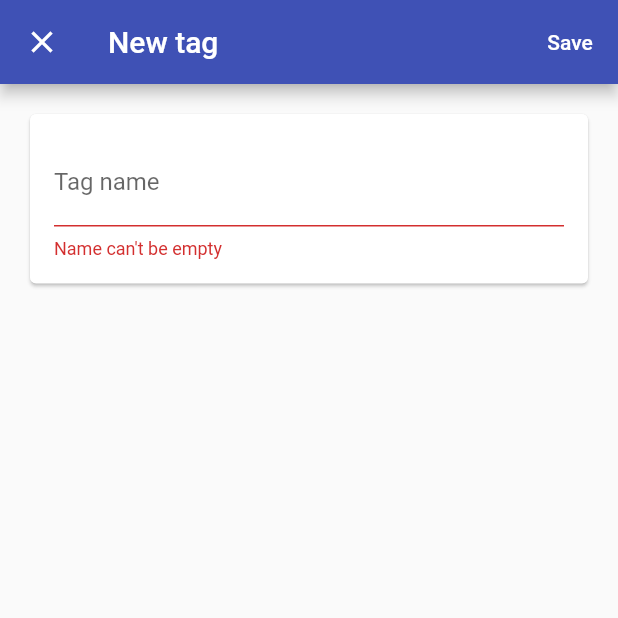
After one commit to req-2020-2-empty-coffee-cups/notorious-note-tradicional, a Flutter app: the screen it shows after launch, item 2 of the bottom bar chosen, after a tap on the "add" icon, on a phone screen of 412 x 824 dp, the top half of it. The commit adds this screen. Run offline on Flutter 3.47's test engine with Material 2 defaults, Android fonts, the phone set to English and light mode, and no system bars; our stand-ins replace sqflite; accounts and stored records are empty.

Commit message:
Adicionar CRUD de etiquetas
Adicionar funcionalidade de criação, leitura, modificação e remoção de
etiquetas.

- Atualizar classe que interage com o banco de dados, implementando os
métodos que trabalham no CRUD de etiquetas e na construção de lista de
- etiquetas existentes
- Renomear página de leitura de notas `MainPage` para `NotesPage`
- Criar página responsável por editar etiquetas
- Modificar classe genérica do banco de dados
- Adicionar página de visualização de etiquetas à página inicial
- Adicionar funcionalidades de criação, modificação e remoção de etiquetas
à página de visualização de etiquetas

```diff
--- a/lib/main.dart
+++ b/lib/main.dart
@@ -22,7 +22,7 @@ import 'package:flutter/material.dart';
 import 'package:notorious_note/pages/home_page.dart';
 import 'package:provider/provider.dart';
 
-import 'pages/main_page.dart';
+import 'pages/notes_page.dart';
 import 'services/database.dart';
 import 'services/sqlite_database.dart';
 
--- a/lib/models/tag_model.dart
+++ b/lib/models/tag_model.dart
@@ -24,9 +24,8 @@ class TagModel {
   final int id;
   final String name;
 
-  TagModel({@required this.id, @required this.name})
-      : assert(id != null),
-        assert(name != null);
+  TagModel({this.id, @required this.name})
+      : assert(name != null);
 
   Map<String, dynamic> toMap() {
     return {"id": this.id, "name": this.name};
--- a/lib/pages/home_page.dart
+++ b/lib/pages/home_page.dart
@@ -1,5 +1,6 @@
 import 'package:flutter/material.dart';
-import 'package:notorious_note/pages/main_page.dart';
+import 'package:notorious_note/pages/notes_page.dart';
+import 'package:notorious_note/pages/tags_page.dart';
 import 'package:notorious_note/pages/test_page.dart';
 import 'package:notorious_note/services/database.dart';
 import 'package:provider/provider.dart';
@@ -41,18 +42,20 @@ class _HomePageState extends State<HomePage> {
   void _buildPageList(BuildContext context) {
     _pageArray = [
       BottomNavigatorPageItem(
-          pageObject:
-              MainPage(database: Provider.of<Database>(context, listen: false)),
+          pageObject: NotesPage(
+              database: Provider.of<Database>(context, listen: false)),
           pageAppBar: AppBar(
             title: Text("Notes"),
           ),
           pageBarItem:
               BottomNavigationBarItem(icon: Icon(Icons.note), label: "Notes")),
       BottomNavigatorPageItem(
-          pageObject: TestPage(),
-          pageAppBar: AppBar(title: Text("Test Page")),
+          pageObject: TagsPage(
+            database: Provider.of<Database>(context, listen: false),
+          ),
+          pageAppBar: AppBar(title: Text("Tags")),
           pageBarItem: BottomNavigationBarItem(
-              icon: Icon(Icons.access_alarm_outlined), label: "Test")),
+          icon: Icon(Icons.tag), label: "Tags")),
     ];
   }
 }
--- /dev/null
+++ b/lib/pages/tag_editor.dart
@@ -0,0 +1,158 @@
+// SPDX-License-Identifier: AGPL-3.0-or-later
+/*
+    Copyright (C) 2021  Equipe EmptyCoffeeCups
+
+    This file is part of NotoriousNote.
+
+    NotoriousNote is free software: you can redistribute it and/or modify
+    it under the terms of the GNU Affero General Public License as published by
+    the Free Software Foundation, either version 3 of the License, or
+    (at your option) any later version.
+
+    NotoriousNote is distributed in the hope that it will be useful,
+    but WITHOUT ANY WARRANTY; without even the implied warranty of
+    MERCHANTABILITY or FITNESS FOR A PARTICULAR PURPOSE.  See the
+    GNU Affero General Public License for more details.
+
+    You should have received a copy of the GNU Affero General Public License
+    along with NotoriousNote.  If not, see <https://www.gnu.org/licenses/>.
+*/
+
+import 'package:flutter/material.dart';
+import 'package:notorious_note/models/tag_model.dart';
+import 'package:provider/provider.dart';
+
+import '../common/alert_dialogue.dart';
+import '../services/database.dart';
+
+class TagEditor extends StatefulWidget {
+  final Database database;
+  final TagModel tagModel;
+
+  const TagEditor({Key key, this.database, this.tagModel}) : super(key: key);
+
+  static Future<void> show(BuildContext context,
+      {Database database, TagModel tagModel}) async {
+    database = (database == null)
+        ? Provider.of<Database>(context, listen: false)
+        : database;
+    await Navigator.of(context).push(
+      MaterialPageRoute(
+        builder: (context) =>
+            TagEditor(database: database, tagModel: tagModel),
+        fullscreenDialog: true,
+      ),
+    );
+  }
+
+  @override
+  _TagEditorState createState() => _TagEditorState();
+}
+
+class _TagEditorState extends State<TagEditor> {
+  final GlobalKey<FormState> _formKey = GlobalKey<FormState>();
+
+  bool validForm() => _name.isNotEmpty;
+
+  String _name = "";
+
+  // If note is null, we are creating a new one
+  @override
+  void initState() {
+    super.initState();
+    if (widget.tagModel != null) {
+      _name = widget.tagModel.name;
+    }
+  }
+
+  Future<void> _submit() async {
+    if (_validateAndSaveForm()) {
+      try {
+        if (widget.tagModel == null) {
+          final TagModel tag = TagModel(name: _name);
+          await widget.database.createTag(tag);
+        } else {
+          final Map<String, dynamic> updatedMap = widget.tagModel.toMap();
+          updatedMap["name"] = _name;
+
+          await widget.database.updateTag(TagModel.fromMap(updatedMap));
+        }
+
+        Navigator.of(context).pop();
+      } catch (e) {
+        print(e);
+        CustomAlertDialogue(
+          title: "Error",
+          content: e.toString(),
+          defaultActionText: "OK",
+        ).show(context);
+      }
+    }
+  }
+
+  bool _validateAndSaveForm() {
+    final FormState form = _formKey.currentState;
+    if (form.validate()) {
+      form.save();
+      return true;
+    }
+    return false;
+  }
+
+  @override
+  Widget build(BuildContext context) {
+    return Scaffold(
+      appBar: AppBar(
+        title: Text(widget.tagModel == null ? "New tag" : "Edit tag"),
+        actions: <Widget>[
+          TextButton(
+              onPressed: _submit,
+              child: Text(
+                "Save",
+                style: TextStyle(color: Colors.white),
+              ))
+        ],
+      ),
+      body: _buildContents(),
+    );
+  }
+
+  Widget _buildContents() {
+    return SingleChildScrollView(
+      child: Padding(
+        padding: EdgeInsets.all(16.0),
+        child: Card(
+          child: Padding(
+            padding: EdgeInsets.all(16.0),
+            child: _buildForm(),
+          ),
+        ),
+      ),
+    );
+  }
+
+  Widget _buildForm() {
+    return Form(
+      key: _formKey,
+      child: Column(
+        crossAxisAlignment: CrossAxisAlignment.stretch,
+        children: _buildFormChildren(),
+      ),
+    );
+  }
+
+  List<Widget> _buildFormChildren() {
+    return [
+      TextFormField(
+        decoration: InputDecoration(labelText: "Tag name"),
+        initialValue: _name,
+        validator: (value) {
+          _name = value;
+          return validForm() ? null : "Name can't be empty";
+        },
+        autovalidateMode: AutovalidateMode.always,
+        onSaved: (value) => _name = value,
+      ),
+    ];
+  }
+}
--- /dev/null
+++ b/lib/pages/tags_page.dart
@@ -0,0 +1,130 @@
+// SPDX-License-Identifier: AGPL-3.0-or-later
+/*
+    Copyright (C) 2021  Equipe EmptyCoffeeCups
+
+    This file is part of NotoriousNote.
+
+    NotoriousNote is free software: you can redistribute it and/or modify
+    it under the terms of the GNU Affero General Public License as published by
+    the Free Software Foundation, either version 3 of the License, or
+    (at your option) any later version.
+
+    NotoriousNote is distributed in the hope that it will be useful,
+    but WITHOUT ANY WARRANTY; without even the implied warranty of
+    MERCHANTABILITY or FITNESS FOR A PARTICULAR PURPOSE.  See the
+    GNU Affero General Public License for more details.
+
+    You should have received a copy of the GNU Affero General Public License
+    along with NotoriousNote.  If not, see <https://www.gnu.org/licenses/>.
+*/
+
+import 'package:flutter/material.dart';
+import 'package:notorious_note/models/tag_model.dart';
+import 'package:provider/provider.dart';
+
+import '../services/database.dart';
+import 'tag_editor.dart';
+
+class TagsPage extends StatefulWidget {
+  final Database database;
+
+  const TagsPage({Key key, this.database}) : super(key: key);
+
+  static Future<void> show(BuildContext context, {Database database}) async {
+    database = (database == null)
+        ? Provider.of<Database>(context, listen: false)
+        : database;
+    await Navigator.of(context).push(
+      MaterialPageRoute(
+        builder: (context) => TagsPage(database: database),
+        fullscreenDialog: true,
+      ),
+    );
+  }
+
+  @override
+  _TagsPageState createState() => _TagsPageState();
+}
+
+class _TagsPageState extends State<TagsPage> {
+  @override
+  Widget build(BuildContext context) {
+    return Scaffold(
+      body: Padding(
+        padding: const EdgeInsets.all(16.0),
+        child: _buildContents(context),
+      ),
+      floatingActionButton: FloatingActionButton(
+        onPressed: () async {
+          await TagEditor.show(context);
+          setState(() {});
+        },
+        tooltip: "New tag",
+        child: Icon(Icons.add),
+      ),
+    );
+  }
+
+  Widget _buildContents(BuildContext context) {
+    return FutureBuilder<List<TagModel>>(
+      future: widget.database.listTags(),
+      builder: (BuildContext context, AsyncSnapshot<dynamic> snapshot) {
+        if (snapshot.hasData) {
+          final List<TagModel> items = snapshot.data;
+          if (items.isNotEmpty) {
+            return ListView.separated(
+                itemBuilder: (context, index) => Card(
+                    child: InkWell(
+                      splashColor: Colors.grey,
+                      onTap: () => print("Tag ${items[index].id} selected"),
+                      child: Column(
+                        children: <Widget>[
+                          Text(
+                            items[index].name,
+                            style: TextStyle(fontWeight: FontWeight.bold),
+                          ),
+                          Row(
+                            mainAxisAlignment: MainAxisAlignment.center,
+                            children: <Widget>[
+                              IconButton(
+                                  icon: Icon(Icons.delete),
+                                  onPressed: () async {
+                                    await widget.database
+                                        .deleteTag(items[index].id);
+                                    setState(() {});
+                                  }),
+                              IconButton(
+                                  icon: Icon(Icons.archive), onPressed: null),
+                              IconButton(
+                                  icon: Icon(Icons.edit),
+                                  onPressed: () async {
+                                    await TagEditor.show(context,
+                                        tagModel: items[index]);
+                                    setState(() {});
+                                  })
+                            ],
+                          )
+                        ],
+                      ),
+                    )),
+                separatorBuilder: (context, index) => Divider(
+                  height: 0.5,
+                ),
+                itemCount: items.length);
+          } else {
+            return Center(
+              child: Column(
+                mainAxisAlignment: MainAxisAlignment.center,
+                children: <Widget>[Text("No tags"), Text("Please add a tag")],
+              ),
+            );
+          }
+        } else if (snapshot.hasError) {
+          return Center(child: Text(snapshot.error.toString()));
+        } else {
+          return CircularProgressIndicator();
+        }
+      },
+    );
+  }
+}
--- a/lib/services/database.dart
+++ b/lib/services/database.dart
@@ -32,9 +32,9 @@ abstract class Database {
   Future<List<NoteModel>> listNotes();
 
   Future<void> createTag(TagModel tagModel);
-  Future<TagModel> readTag();
-  Future<void> updateTag();
-  Future<void> deleteTag();
+  Future<TagModel> readTag(int id);
+  Future<void> updateTag(TagModel tagModel);
+  Future<void> deleteTag(int id);
 
   Future<List<TagModel>> listTags();
 
```
Also changed, not shown: lib/pages/notes_page.dart (renamed from lib/pages/main_page.dart, +5 -5 lines), lib/services/sqlite_database.dart (+36 -23 lines).
